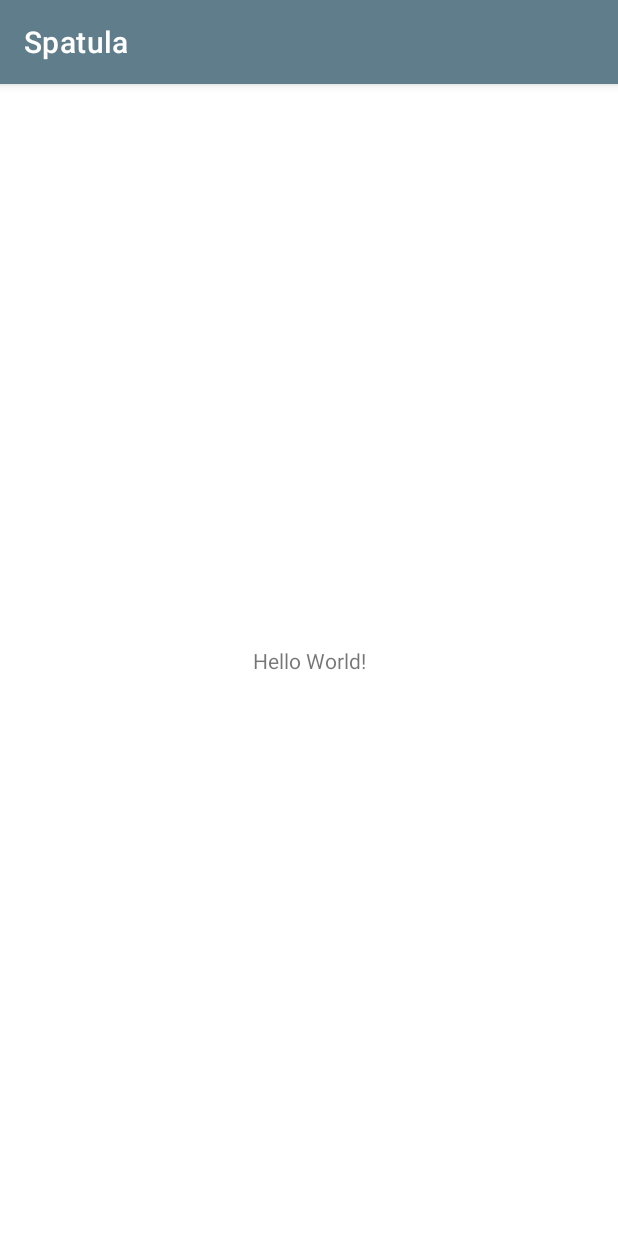
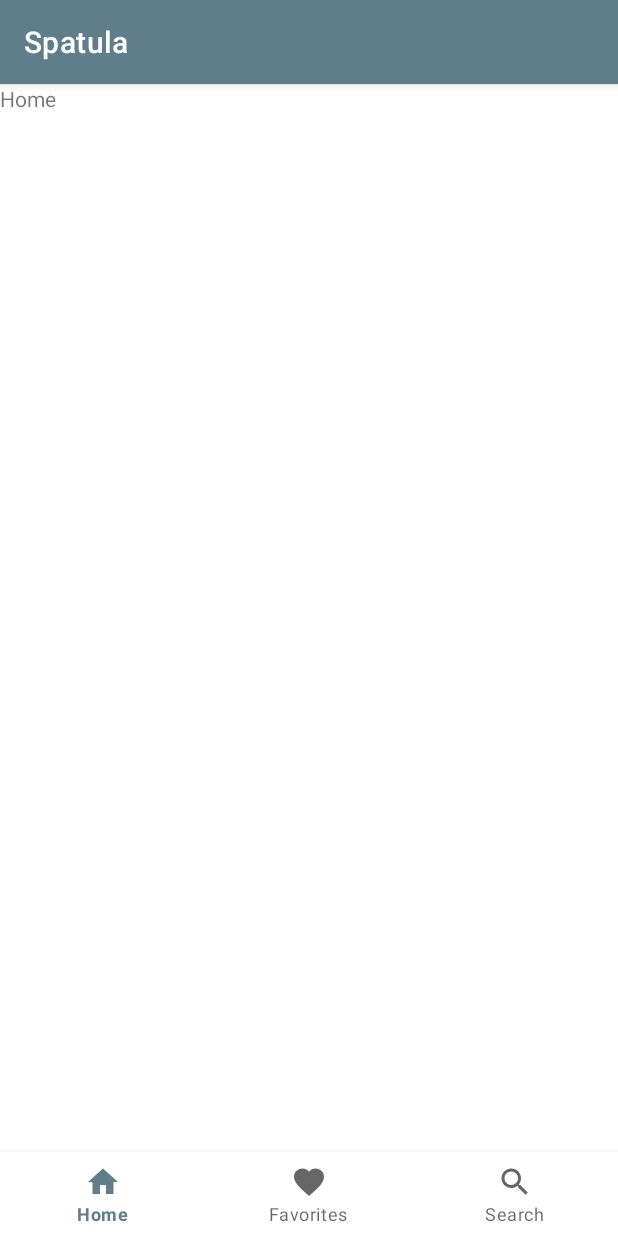
Before and after one commit to boitshoko-glucode/Spatula, an Android app: the screen it shows after launch (MainActivity), on a phone screen of 412 x 824 dp. Run offline under Robolectric (Android 15) with nearby library versions, the light colour scheme and no system bars; our stand-ins replace navigation-ui.

Commit message:
Navigation setup

```diff
--- a/app/build.gradle
+++ b/app/build.gradle
@@ -34,7 +34,6 @@ android {
     }
 
     buildFeatures {
-        dataBinding true
         viewBinding true
     }
 }
--- a/app/src/main/java/com/boitshoko/spatula/MainActivity.kt
+++ b/app/src/main/java/com/boitshoko/spatula/MainActivity.kt
@@ -2,10 +2,29 @@ package com.boitshoko.spatula
 
 import androidx.appcompat.app.AppCompatActivity
 import android.os.Bundle
+import androidx.navigation.NavController
+import androidx.navigation.findNavController
+import androidx.navigation.fragment.NavHostFragment
+import androidx.navigation.ui.setupWithNavController
+import com.boitshoko.spatula.databinding.ActivityMainBinding
 
 class MainActivity : AppCompatActivity() {
+
+    private lateinit var binding: ActivityMainBinding
+
+
     override fun onCreate(savedInstanceState: Bundle?) {
         super.onCreate(savedInstanceState)
-        setContentView(R.layout.activity_main)
+
+        binding = ActivityMainBinding.inflate(layoutInflater)
+        val view = binding.root
+        setContentView(view)
+
+        val navHostFragment =
+            supportFragmentManager.findFragmentById(R.id.nav_host_fragment) as NavHostFragment
+        val navController = navHostFragment.navController
+
+        binding.bottomNavigation.setupWithNavController(navController)
+      //  binding.mainNavBnv.setupWithNavController(navController)
     }
 }
--- /dev/null
+++ b/app/src/main/java/com/boitshoko/spatula/ui/HomeFragment.kt
@@ -0,0 +1,25 @@
+package com.boitshoko.spatula.ui
+
+import android.os.Bundle
+import androidx.fragment.app.Fragment
+import android.view.LayoutInflater
+import android.view.View
+import android.view.ViewGroup
+import com.boitshoko.spatula.R
+import com.boitshoko.spatula.databinding.FragmentHomeBinding
+
+class HomeFragment : Fragment() {
+
+    private lateinit var binding: FragmentHomeBinding
+
+    override fun onCreateView(
+        inflater: LayoutInflater, container: ViewGroup?,
+        savedInstanceState: Bundle?
+    ): View? {
+        // Inflate the layout for this fragment
+        binding = FragmentHomeBinding.inflate(inflater, container, false)
+        return binding.root
+    }
+
+
+}
--- /dev/null
+++ b/app/src/main/res/drawable/ic_favorite.xml
@@ -0,0 +1,5 @@
+<vector android:height="24dp" android:tint="#FFFFFF"
+    android:viewportHeight="24" android:viewportWidth="24"
+    android:width="24dp" xmlns:android="http://schemas.android.com/apk/res/android">
+    <path android:fillColor="@android:color/white" android:pathData="M12,21.35l-1.45,-1.32C5.4,15.36 2,12.28 2,8.5 2,5.42 4.42,3 7.5,3c1.74,0 3.41,0.81 4.5,2.09C13.09,3.81 14.76,3 16.5,3 19.58,3 22,5.42 22,8.5c0,3.78 -3.4,6.86 -8.55,11.54L12,21.35z"/>
+</vector>
--- /dev/null
+++ b/app/src/main/res/drawable/ic_home.xml
@@ -0,0 +1,5 @@
+<vector android:height="24dp" android:tint="#FFFFFF"
+    android:viewportHeight="24" android:viewportWidth="24"
+    android:width="24dp" xmlns:android="http://schemas.android.com/apk/res/android">
+    <path android:fillColor="@android:color/white" android:pathData="M10,20v-6h4v6h5v-8h3L12,3 2,12h3v8z"/>
+</vector>
--- /dev/null
+++ b/app/src/main/res/drawable/ic_search.xml
@@ -0,0 +1,5 @@
+<vector android:height="24dp" android:tint="#FFFFFF"
+    android:viewportHeight="24" android:viewportWidth="24"
+    android:width="24dp" xmlns:android="http://schemas.android.com/apk/res/android">
+    <path android:fillColor="@android:color/white" android:pathData="M15.5,14h-0.79l-0.28,-0.27C15.41,12.59 16,11.11 16,9.5 16,5.91 13.09,3 9.5,3S3,5.91 3,9.5 5.91,16 9.5,16c1.61,0 3.09,-0.59 4.23,-1.57l0.27,0.28v0.79l5,4.99L20.49,19l-4.99,-5zM9.5,14C7.01,14 5,11.99 5,9.5S7.01,5 9.5,5 14,7.01 14,9.5 11.99,14 9.5,14z"/>
+</vector>
--- a/app/src/main/res/layout/activity_main.xml
+++ b/app/src/main/res/layout/activity_main.xml
@@ -6,13 +6,35 @@
     android:layout_height="match_parent"
     tools:context=".MainActivity">
 
-    <TextView
-        android:layout_width="wrap_content"
-        android:layout_height="wrap_content"
-        android:text="Hello World!"
+    <!--Add a FragmentContainerView with navigation/nav_graph as the navHost -->
+    <FrameLayout
+        android:id="@+id/flFragment"
+        android:layout_width="match_parent"
+        android:layout_height="0dp"
+        app:layout_constraintBottom_toTopOf="@+id/bottom_navigation"
+        app:layout_constraintEnd_toEndOf="parent"
+        app:layout_constraintHorizontal_bias="0.5"
+        app:layout_constraintStart_toStartOf="parent"
+        app:layout_constraintTop_toTopOf="parent">
+
+        <fragment
+            android:id="@+id/nav_host_fragment"
+            android:name="androidx.navigation.fragment.NavHostFragment"
+            android:layout_width="match_parent"
+            android:layout_height="match_parent"
+            app:defaultNavHost="true"
+            app:navGraph="@navigation/nav_graph"/>
+
+    </FrameLayout>
+
+    <com.google.android.material.bottomnavigation.BottomNavigationView
+        android:id="@+id/bottom_navigation"
+        android:layout_width="match_parent"
+        android:layout_height="56dp"
+        app:menu="@menu/bottom_nav_menu"
         app:layout_constraintBottom_toBottomOf="parent"
         app:layout_constraintEnd_toEndOf="parent"
-        app:layout_constraintStart_toStartOf="parent"
-        app:layout_constraintTop_toTopOf="parent" />
+        app:layout_constraintHorizontal_bias="0.5"
+        app:layout_constraintStart_toStartOf="parent"/>
 
 </androidx.constraintlayout.widget.ConstraintLayout>
--- /dev/null
+++ b/app/src/main/res/layout/fragment_home.xml
@@ -0,0 +1,14 @@
+<?xml version="1.0" encoding="utf-8"?>
+<FrameLayout xmlns:android="http://schemas.android.com/apk/res/android"
+    xmlns:tools="http://schemas.android.com/tools"
+    android:layout_width="match_parent"
+    android:layout_height="match_parent"
+    tools:context=".ui.HomeFragment">
+
+    <!-- TODO: Update blank fragment layout -->
+    <TextView
+        android:layout_width="match_parent"
+        android:layout_height="match_parent"
+        android:text="Home" />
+
+</FrameLayout>
--- /dev/null
+++ b/app/src/main/res/menu/bottom_nav_menu.xml
@@ -0,0 +1,16 @@
+<?xml version="1.0" encoding="utf-8"?>
+<menu xmlns:android="http://schemas.android.com/apk/res/android">
+
+    <item android:id="@+id/actionHome"
+        android:title="@string/home"
+        android:icon="@drawable/ic_home"/>
+
+    <item android:id="@+id/actionFavorites"
+        android:title="@string/favorites"
+        android:icon="@drawable/ic_favorite"/>
+
+    <item android:id="@+id/actionSearch"
+        android:title="@string/search"
+        android:icon="@drawable/ic_search"/>
+
+</menu>
--- a/app/src/main/res/navigation/nav_graph.xml
+++ b/app/src/main/res/navigation/nav_graph.xml
@@ -1,6 +1,36 @@
 <?xml version="1.0" encoding="utf-8"?>
 <navigation xmlns:android="http://schemas.android.com/apk/res/android"
     xmlns:app="http://schemas.android.com/apk/res-auto"
-    android:id="@+id/nav_graph">
+    xmlns:tools="http://schemas.android.com/tools"
+    android:id="@+id/nav_graph"
+    app:startDestination="@id/actionHome">
 
+    <fragment
+        android:id="@+id/actionHome"
+        android:name="com.boitshoko.spatula.ui.HomeFragment"
+        android:label="fragment_home"
+        tools:layout="@layout/fragment_home" />
+    <fragment
+        android:id="@+id/actionFavorites"
+        android:name="com.boitshoko.spatula.ui.FavoritesFragment"
+        android:label="fragment_favorites"
+        tools:layout="@layout/fragment_favorites" >
+        <action
+            android:id="@+id/action_actionFavorites_to_recipeDetailsFragment"
+            app:destination="@id/recipeDetailsFragment" />
+    </fragment>
+    <fragment
+        android:id="@+id/actionSearch"
+        android:name="com.boitshoko.spatula.ui.SearchRecipesFragment"
+        android:label="fragment_search_recipes"
+        tools:layout="@layout/fragment_search_recipes" >
+        <action
+            android:id="@+id/action_actionSearch_to_recipeDetailsFragment"
+            app:destination="@id/recipeDetailsFragment" />
+    </fragment>
+    <fragment
+        android:id="@+id/recipeDetailsFragment"
+        android:name="com.boitshoko.spatula.ui.RecipeDetailsFragment"
+        android:label="fragment_recipe_details"
+        tools:layout="@layout/fragment_recipe_details" />
 </navigation>
--- a/app/src/main/res/values/strings.xml
+++ b/app/src/main/res/values/strings.xml
@@ -1,3 +1,8 @@
 <resources>
     <string name="app_name">Spatula</string>
+    <string name="search">Search</string>
+    <string name="favorites">Favorites</string>
+    <string name="home">Home</string>
+    <!-- TODO: Remove or change this placeholder text -->
+    <string name="hello_blank_fragment">Hello blank fragment</string>
 </resources>
```
Also changed, not shown: app/src/main/java/com/boitshoko/spatula/ui/FavoritesFragment.kt (added, +24 -0 lines), app/src/main/java/com/boitshoko/spatula/ui/RecipeDetailsFragment.kt (added, +24 -0 lines), app/src/main/java/com/boitshoko/spatula/ui/SearchRecipesFragment.kt (added, +24 -0 lines), app/src/main/res/layout/fragment_favorites.xml (added, +14 -0 lines), app/src/main/res/layout/fragment_recipe_details.xml (added, +14 -0 lines), app/src/main/res/layout/fragment_search_recipes.xml (added, +14 -0 lines), 1 other file.
